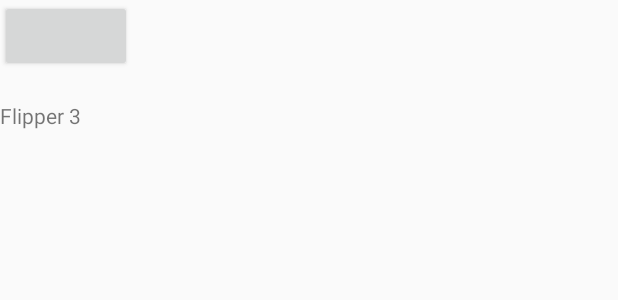
After one commit to BullShark/AndroidTutorial, an Android app: the layout flipper.xml on its own in the app's theme, with its tools: preview values and no code run, on a phone screen of 412 x 824 dp. The commit adds this screen. Shown: the top 300 px of the screen. Run offline under Robolectric (Android 15) with nearby library versions, the light colour scheme and no system bars.

Commit message:
LinearLayout with a ViewFlipper, Button, and 2 TextViews

```diff
--- /dev/null
+++ b/app/src/main/res/layout/flipper.xml
@@ -0,0 +1,24 @@
+<?xml version="1.0" encoding="utf-8"?>
+<LinearLayout xmlns:android="http://schemas.android.com/apk/res/android"
+    xmlns:app="http://schemas.android.com/apk/res-auto"
+    xmlns:tools="http://schemas.android.com/tools"
+    android:orientation="vertical"
+    android:layout_width="match_parent"
+    android:layout_height="match_parent"
+    tools:context=".Flipper">
+    <ViewFlipper
+        android:layout_width="match_parent"
+        android:layout_height="wrap_content"
+        android:id="@+id/viewFlipper1"></ViewFlipper>
+    <Button
+        android:layout_width="wrap_content"
+        android:layout_height="wrap_content"></Button>
+    <TextView
+        android:layout_width="wrap_content"
+        android:layout_height="wrap_content"></TextView>
+    <TextView
+        android:layout_width="wrap_content"
+        android:layout_height="wrap_content"
+        android:text="@string/flipper_3"
+        android:id="@+id/textView1"></TextView>
+</LinearLayout>
--- a/app/src/main/res/values/strings.xml
+++ b/app/src/main/res/values/strings.xml
@@ -9,5 +9,6 @@
     <string name="tv_results_text">invalid</string>
     <string name="b_results_text">Button</string>
     <string name="tb_pass_text">Try Command</string>
+    <string name="flipper_3">Flipper 3</string>
 
 </resources>
```
